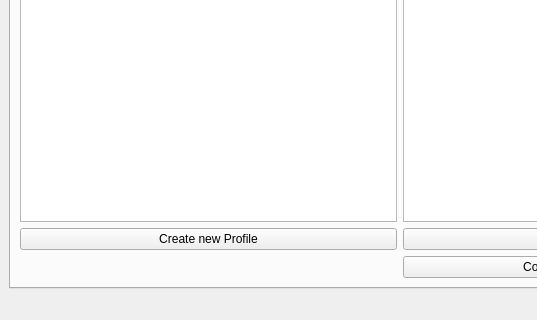
The window that src/mainwindow.ui (KDE/confine) describes before a commit, drawn with Qt 5; both pictures show x 0 to 537 and y 280 to 600 of the 800 by 600 pixel window.
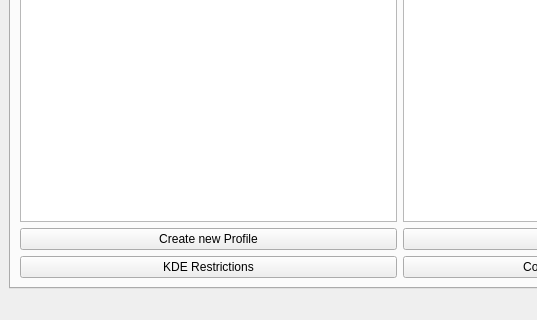
The same window after the commit.

Commit message: UI to set KDE Restrictions

```diff
--- a/src/mainwindow.ui
+++ b/src/mainwindow.ui
@@ -102,6 +102,13 @@
           </property>
          </widget>
         </item>
+        <item row="2" column="0">
+         <widget class="QPushButton" name="restrictionsButton">
+          <property name="text">
+           <string>KDE Restrictions</string>
+          </property>
+         </widget>
+        </item>
        </layout>
       </widget>
      </widget>
```
The commit also changes 7 other files.
